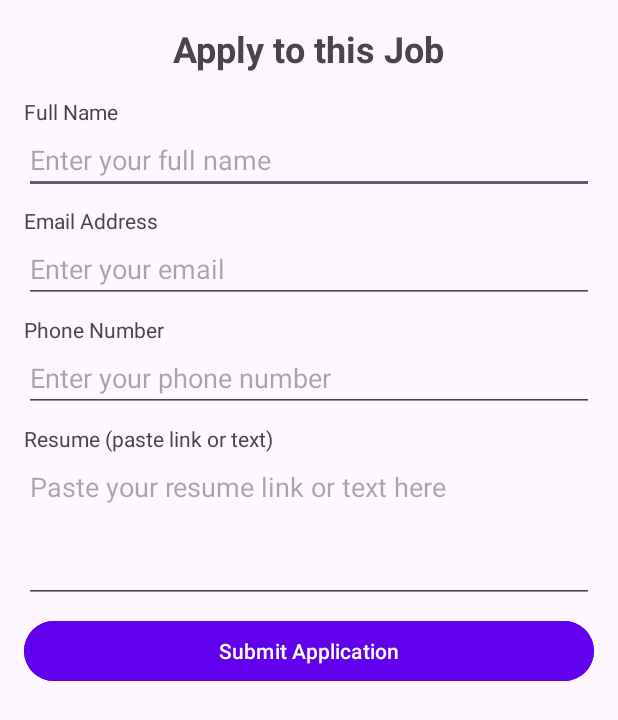
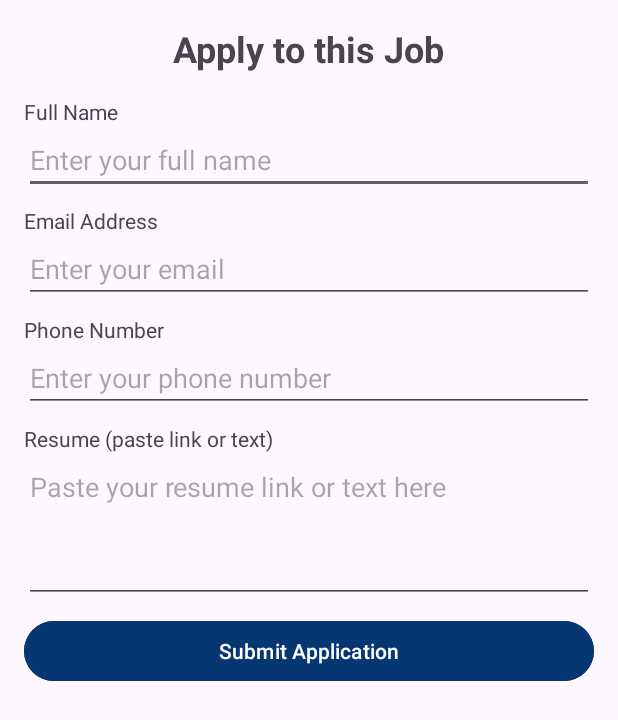
Before and after one commit to jenxwa/Simple-Blog-Android, an Android app: the ApplyToJobActivity screen opened directly, with no data from a screen before it, on a phone screen of 412 x 824 dp. Shown: the top 720 px of the screen. Run offline under Robolectric (Android 15) with nearby library versions, the phone set to English and light mode, and no system bars.

Commit message:
Apply: Make button blue

```diff
--- a/app/src/main/res/layout/layout_apply_to_this_job.xml
+++ b/app/src/main/res/layout/layout_apply_to_this_job.xml
@@ -78,7 +78,7 @@
             android:layout_width="match_parent"
             android:layout_height="wrap_content"
             android:text="Submit Application"
-            android:backgroundTint="@color/design_default_color_primary"
+            android:backgroundTint="@color/c24_blue"
             android:textColor="@android:color/white" />
 
     </LinearLayout>
```
